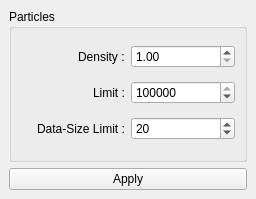
The window that Widgets/RenderOptions.ui (CCSEPBVR/CS-IS-PBVR) describes before a commit, drawn with Qt 5.
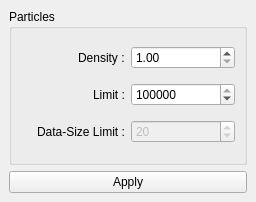
The same window after the commit.

```diff
--- a/Widgets/RenderOptions.ui
+++ b/Widgets/RenderOptions.ui
@@ -7,7 +7,7 @@
     <x>0</x>
     <y>0</y>
     <width>256</width>
-    <height>199</height>
+    <height>202</height>
    </rect>
   </property>
   <property name="windowTitle">
@@ -57,6 +57,9 @@
        </item>
        <item row="2" column="1">
         <widget class="QSpinBox" name="dataSizeLimitSBox">
+         <property name="enabled">
+          <bool>false</bool>
+         </property>
          <property name="minimum">
           <number>1</number>
          </property>
```
